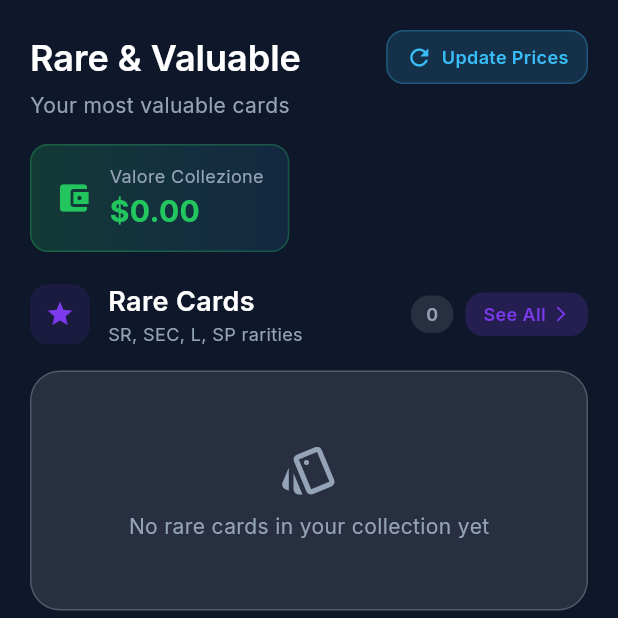
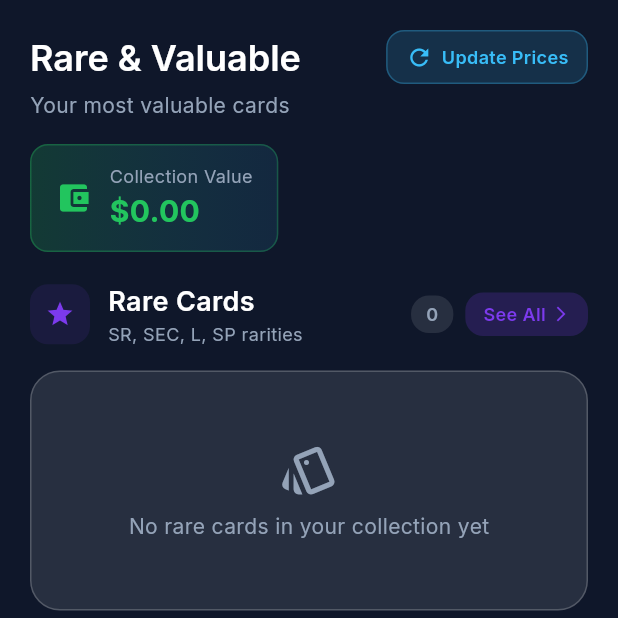
Before and after one commit to PatricReineri/onepiece_cards_collection_app, a Flutter app: the RarePage screen opened by its route, on a phone screen of 412 x 824 dp, the top half of it. Run offline on Flutter 3.47's test engine with Material 3 defaults, Android fonts, the phone set to English and light mode, and no system bars; our stand-ins replace cached_network_image, camera, connectivity_plus, file_picker, go_router, google_fonts and 2 more; accounts and stored records are empty; network calls fail.

```diff
--- a/onepiece_collector/lib/pages/rare_page.dart
+++ b/onepiece_collector/lib/pages/rare_page.dart
@@ -251,7 +251,7 @@ class _RarePageState extends State<RarePage> {
                   crossAxisAlignment: CrossAxisAlignment.start,
                   children: [
                     Text(
-                      'Valore Collezione',
+                      'Collection Value',
                       style: TextStyle(
                         color: AppColors.textMuted,
                         fontSize: 12,
```
Also changed, not shown: 1 other file.
